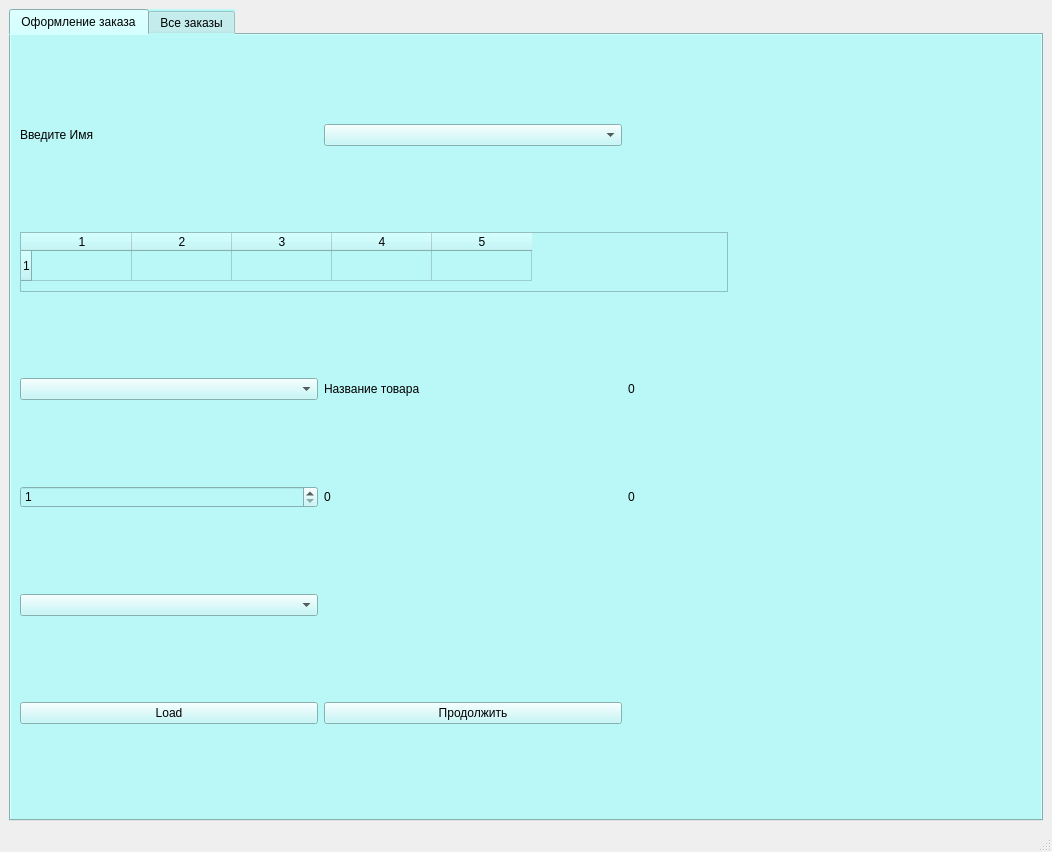
Qt form interface.ui (Hvendrix/Laba1Python) before a commit.
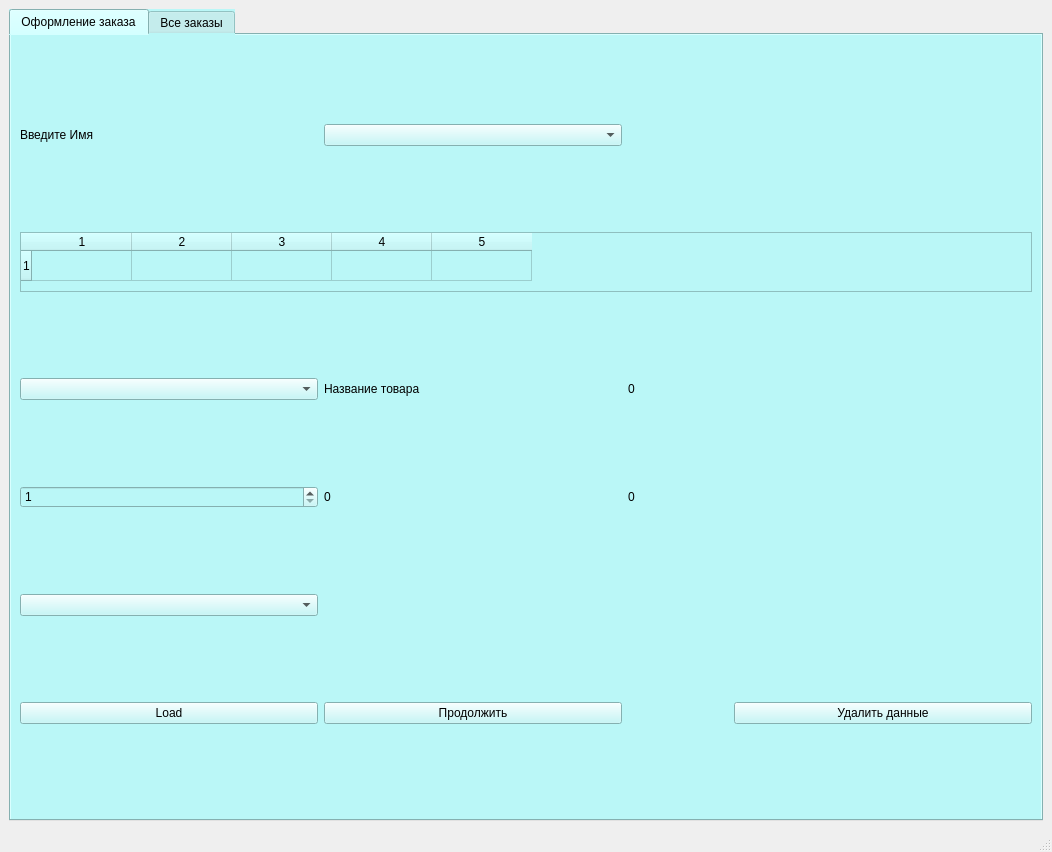
The same form after that commit.

```diff
--- a/interface.ui
+++ b/interface.ui
@@ -28,34 +28,6 @@
         <string>Оформление заказа</string>
        </attribute>
        <layout class="QGridLayout" name="gridLayout">
-        <item row="1" column="0" colspan="3">
-         <widget class="QTableWidget" name="tableWidget">
-          <property name="minimumSize">
-           <size>
-            <width>0</width>
-            <height>0</height>
-           </size>
-          </property>
-          <property name="maximumSize">
-           <size>
-            <width>16777215</width>
-            <height>60</height>
-           </size>
-          </property>
-          <property name="rowCount">
-           <number>1</number>
-          </property>
-          <property name="columnCount">
-           <number>5</number>
-          </property>
-          <row/>
-          <column/>
-          <column/>
-          <column/>
-          <column/>
-          <column/>
-         </widget>
-        </item>
         <item row="6" column="0">
          <widget class="QPushButton" name="loadBtn">
           <property name="text">
@@ -143,6 +115,41 @@
           </property>
          </widget>
         </item>
+        <item row="1" column="0" colspan="4">
+         <widget class="QTableWidget" name="tableWidget">
+          <property name="minimumSize">
+           <size>
+            <width>0</width>
+            <height>0</height>
+           </size>
+          </property>
+          <property name="maximumSize">
+           <size>
+            <width>16777215</width>
+            <height>60</height>
+           </size>
+          </property>
+          <property name="rowCount">
+           <number>1</number>
+          </property>
+          <property name="columnCount">
+           <number>5</number>
+          </property>
+          <row/>
+          <column/>
+          <column/>
+          <column/>
+          <column/>
+          <column/>
+         </widget>
+        </item>
+        <item row="6" column="3">
+         <widget class="QPushButton" name="delBtn">
+          <property name="text">
+           <string>Удалить данные</string>
+          </property>
+         </widget>
+        </item>
        </layout>
       </widget>
       <widget class="QWidget" name="tab_2">
```
